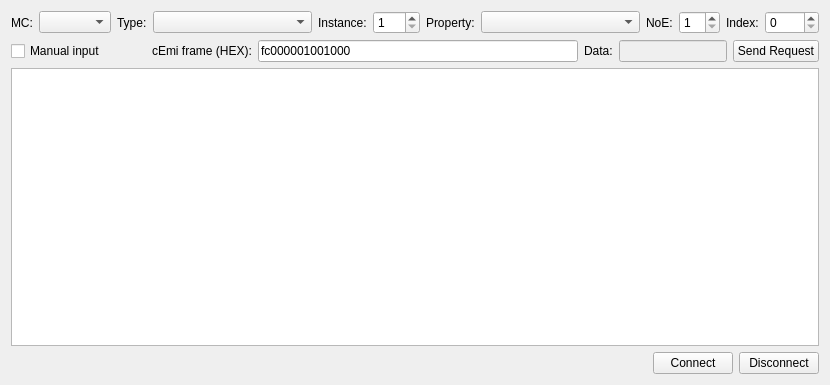
Before: the Qt Designer form examples/knx/knxeditor/localdevicemanagement.ui in qt/qtknx, drawn with Qt 5.
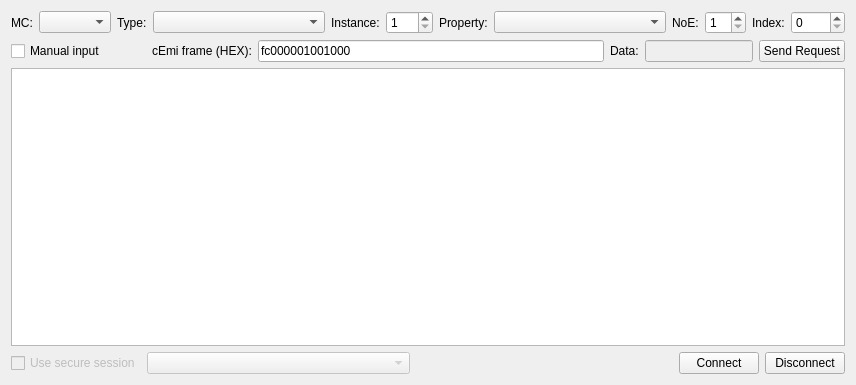
After: the same form once the commit is applied.

Commit message: Implement secure session support in the KNX editor example

```diff
--- a/examples/knx/knxeditor/localdevicemanagement.ui
+++ b/examples/knx/knxeditor/localdevicemanagement.ui
@@ -6,7 +6,7 @@
    <rect>
     <x>0</x>
     <y>0</y>
-    <width>830</width>
+    <width>856</width>
     <height>385</height>
    </rect>
   </property>
@@ -264,6 +264,29 @@
    </item>
    <item>
     <layout class="QHBoxLayout" name="horizontalLayout_3">
+     <item>
+      <widget class="QCheckBox" name="secureSessionCheckBox">
+       <property name="enabled">
+        <bool>false</bool>
+       </property>
+       <property name="text">
+        <string>Use secure session</string>
+       </property>
+      </widget>
+     </item>
+     <item>
+      <widget class="QComboBox" name="secureSessionCb">
+       <property name="enabled">
+        <bool>false</bool>
+       </property>
+       <property name="sizePolicy">
+        <sizepolicy hsizetype="MinimumExpanding" vsizetype="Fixed">
+         <horstretch>0</horstretch>
+         <verstretch>0</verstretch>
+        </sizepolicy>
+       </property>
+      </widget>
+     </item>
      <item>
       <spacer name="horizontalSpacer">
        <property name="orientation">
```
Left out of the diff: 36 changed lines with no effect on the pictures. The commit also changes 11 other files.
